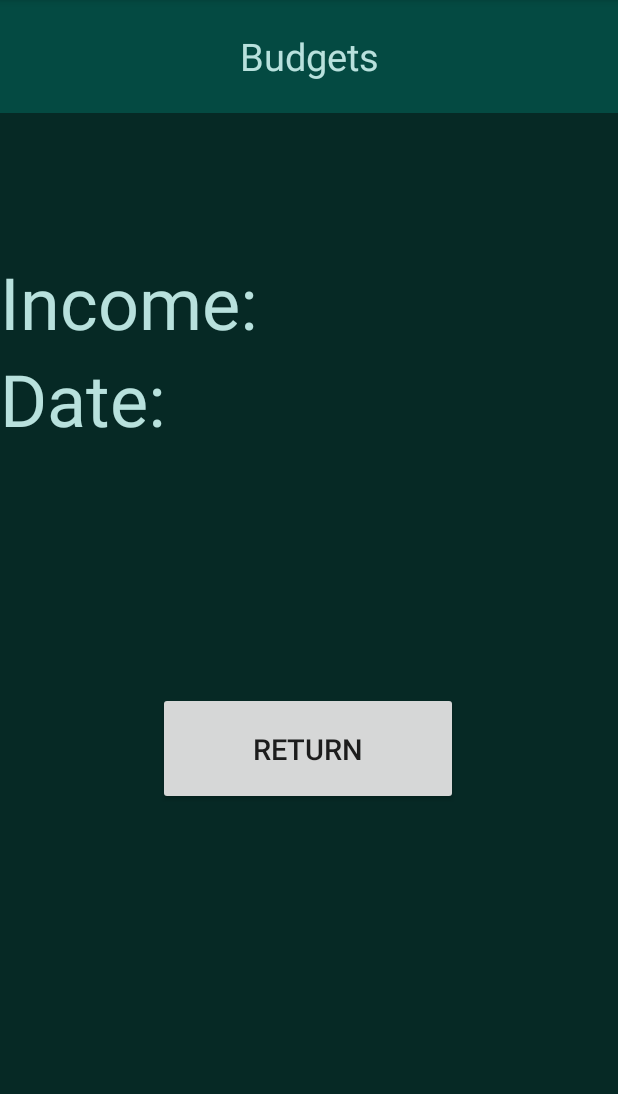
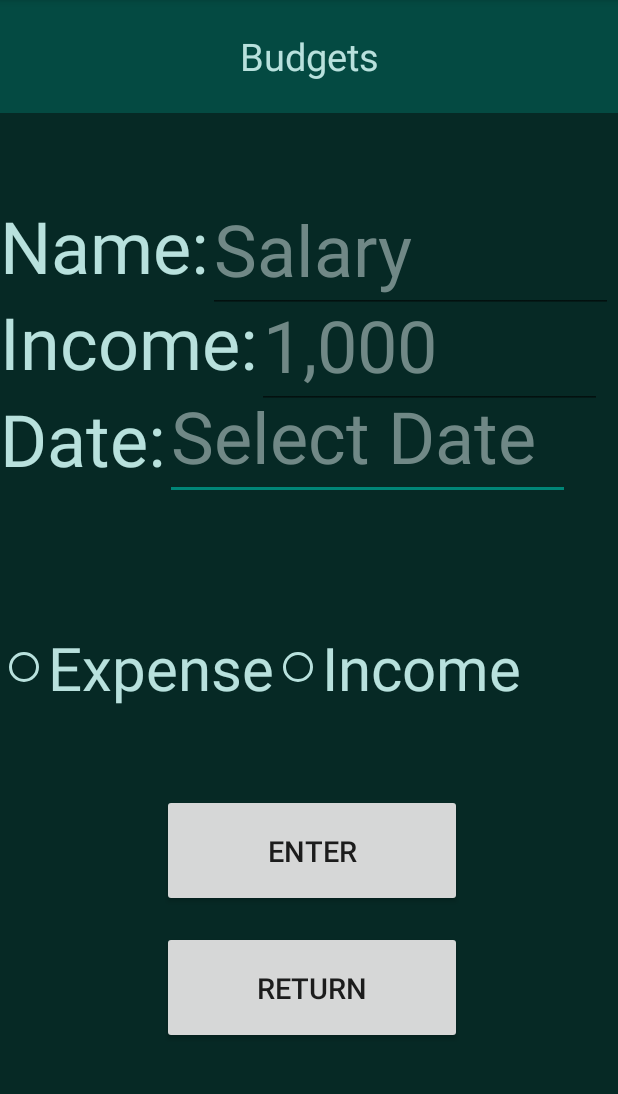
Before and after one commit to zientekb1/Incognito-Finance, an Android app: the user_input_info screen opened directly, with no data from a screen before it, on a phone screen of 412 x 824 dp, the part 84-1178 px from its top. Run offline under Robolectric (Android 15) with nearby library versions, the light colour scheme and no system bars.

Commit message:
UI changes on user_input_info and MainActivity. Before any functionality to user_input_info.

```diff
--- a/app/src/main/java/com/example/budget_tracking_app_1/MainActivity.java
+++ b/app/src/main/java/com/example/budget_tracking_app_1/MainActivity.java
@@ -13,7 +13,7 @@ public class MainActivity extends AppCompatActivity {
     protected void onCreate(Bundle savedInstanceState) {
         super.onCreate(savedInstanceState);
         setContentView(R.layout.activity_main);
-        add_income_button = findViewById(R.id.Add_Income);
+        add_income_button = findViewById(R.id.Add_Budget_or_Expense);
         add_income_button.setOnClickListener(new View.OnClickListener() {
             @Override
             public void onClick(View v) {
--- a/app/src/main/java/com/example/budget_tracking_app_1/user_input_info.java
+++ b/app/src/main/java/com/example/budget_tracking_app_1/user_input_info.java
@@ -2,17 +2,43 @@ package com.example.budget_tracking_app_1;
 
 import androidx.appcompat.app.AppCompatActivity;
 
+import android.app.DatePickerDialog;
 import android.content.Intent;
 import android.os.Bundle;
 import android.view.View;
 import android.widget.Button;
+import android.widget.DatePicker;
+import android.widget.EditText;
+
+import java.util.Calendar;
 
 public class user_input_info extends AppCompatActivity {
+    EditText date_edit_text;
+    DatePickerDialog datePickerDialog;
     Button return_button;
     @Override
     protected void onCreate(Bundle savedInstanceState) {
         super.onCreate(savedInstanceState);
         setContentView(R.layout.activity_user_input_info);
+        date_edit_text = findViewById(R.id.Date_editText);
+        Calendar calendar = Calendar.getInstance();
+        final int day = calendar.get(Calendar.DAY_OF_MONTH);
+        final int year = calendar.get(Calendar.YEAR);
+        final int month = calendar.get(Calendar.MONTH);
+        date_edit_text.setOnClickListener(new View.OnClickListener() {
+            @Override
+            public void onClick(View v) {
+                datePickerDialog = new DatePickerDialog(user_input_info.this, new DatePickerDialog.OnDateSetListener() {
+                    @Override
+                    public void onDateSet(DatePicker view, int year, int month, int dayOfMonth) {
+                        date_edit_text.setText((month+1)+"/"+dayOfMonth+"/"+year);
+                    }
+                },year, month, day);
+                datePickerDialog.show();
+            }
+        });
+
+
         return_button = findViewById(R.id.Return_button);
         return_button.setOnClickListener(new View.OnClickListener() {
             @Override
--- a/app/src/main/res/layout/activity_main.xml
+++ b/app/src/main/res/layout/activity_main.xml
@@ -5,7 +5,7 @@
     android:id="@+id/activity_main"
     android:layout_width="match_parent"
     android:layout_height="match_parent"
-    android:background="#505050"
+    android:background="#062925"
     android:textAlignment="textEnd"
     tools:context=".MainActivity">
 
@@ -94,46 +94,26 @@
 
     </LinearLayout>
 
-    <LinearLayout
-        android:id="@+id/linearLayout"
-        android:layout_width="410dp"
-        android:layout_height="679dp"
-        android:layout_marginStart="1dp"
-        android:layout_marginTop="1dp"
-        android:background="#062925"
-        android:orientation="horizontal"
-        app:layout_constraintStart_toStartOf="parent"
-        app:layout_constraintTop_toBottomOf="@+id/settings_icon">
-
     <Button
-            android:id="@+id/Add_Income"
+        android:id="@+id/Add_Budget_or_Expense"
         android:layout_width="wrap_content"
         android:layout_height="wrap_content"
+        android:layout_marginStart="71dp"
+        android:layout_marginBottom="40dp"
         android:layout_weight="1"
         android:height="70dp"
         android:backgroundTint="#3A9188"
-            android:text="Add_Income"
-            android:textSize="20sp" />
-
-        <Button
-            android:id="@+id/Add_Expense"
-            android:layout_width="wrap_content"
-            android:layout_height="wrap_content"
-            android:layout_weight="1"
-            android:height="70dp"
-            android:backgroundTint="#3A9188"
-            android:text="Add_Expense"
-            android:textColor="#911A1A"
-            android:textSize="20sp" />
-
-    </LinearLayout>
+        android:text="Add Income or Expense"
+        android:textSize="20sp"
+        app:layout_constraintBottom_toTopOf="@+id/Amount_Saved"
+        app:layout_constraintStart_toStartOf="parent" />
 
     <TextView
         android:id="@+id/Amount_Saved"
         android:layout_width="400dp"
         android:layout_height="wrap_content"
         android:layout_marginStart="8dp"
-        android:layout_marginTop="560dp"
+        android:layout_marginBottom="31dp"
         android:height="60dp"
         android:background="#044A42"
         android:gravity="center"
@@ -143,9 +123,7 @@
         android:textColorHint="#044A42"
         android:textColorLink="#044A42"
         android:textSize="25sp"
-        app:layout_constraintBottom_toBottomOf="@+id/linearLayout"
-        app:layout_constraintEnd_toEndOf="parent"
-        app:layout_constraintStart_toStartOf="parent"
-        app:layout_constraintTop_toTopOf="@+id/linearLayout" />
+        app:layout_constraintBottom_toBottomOf="parent"
+        app:layout_constraintStart_toStartOf="parent" />
 
 </androidx.constraintlayout.widget.ConstraintLayout>
--- a/app/src/main/res/layout/activity_user_input_info.xml
+++ b/app/src/main/res/layout/activity_user_input_info.xml
@@ -2,6 +2,7 @@
 <androidx.constraintlayout.widget.ConstraintLayout xmlns:android="http://schemas.android.com/apk/res/android"
     xmlns:app="http://schemas.android.com/apk/res-auto"
     xmlns:tools="http://schemas.android.com/tools"
+    android:id="@+id/Name_edit_text"
     android:layout_width="match_parent"
     android:layout_height="match_parent"
     android:background="#062925"
@@ -22,11 +23,11 @@
         app:layout_constraintTop_toTopOf="parent" />
 
     <TextView
-        android:id="@+id/Income_text"
-        android:layout_width="0dp"
+        android:id="@+id/Budget_Name"
+        android:layout_width="wrap_content"
         android:layout_height="wrap_content"
-        android:layout_marginTop="93dp"
-        android:text="Income:"
+        android:layout_marginTop="56dp"
+        android:text="Name:"
         android:textColor="#B8E1DD"
         android:textSize="48sp"
         app:layout_constraintStart_toStartOf="parent"
@@ -42,12 +43,81 @@
         app:layout_constraintStart_toStartOf="parent"
         app:layout_constraintTop_toBottomOf="@+id/Income_text" />
 
+    <RadioGroup
+        android:id="@+id/radioGroup"
+        android:layout_width="wrap_content"
+        android:layout_height="wrap_content"
+        android:layout_marginBottom="57dp"
+        android:orientation="horizontal"
+        app:layout_constraintBottom_toTopOf="@+id/Enter"
+        app:layout_constraintStart_toStartOf="parent">
+
+        <RadioButton
+            android:id="@+id/Expense"
+            android:layout_width="match_parent"
+            android:layout_height="wrap_content"
+            android:buttonTint="#B8E1DD"
+            android:text="Expense"
+            android:textColor="#B8E1DD"
+            android:textSize="40sp" />
+
+        <RadioButton
+            android:id="@+id/Income"
+            android:layout_width="match_parent"
+            android:layout_height="wrap_content"
+            android:buttonTint="#B8E1DD"
+            android:text="Income"
+            android:textColor="#B8E1DD"
+            android:textSize="40sp" />
+    </RadioGroup>
+
+    <EditText
+        android:id="@+id/Date_editText"
+        android:layout_width="wrap_content"
+        android:layout_height="69sp"
+        android:layout_marginTop="4dp"
+        android:width="270dp"
+        android:ems="10"
+        android:hint="Select Date"
+        android:inputType="none"
+        android:textColor="#B8E1DD"
+        android:textColorHint="#708886"
+        android:textSize="48sp"
+        app:layout_constraintStart_toEndOf="@+id/Date_to_be_Recieved"
+        app:layout_constraintTop_toBottomOf="@+id/Income_text" />
+
+    <TextView
+        android:id="@+id/Income_text"
+        android:layout_width="0dp"
+        android:layout_height="wrap_content"
+        android:layout_marginTop="120dp"
+        android:text="Income:"
+        android:textColor="#B8E1DD"
+        android:textSize="48sp"
+        app:layout_constraintStart_toStartOf="parent"
+        app:layout_constraintTop_toBottomOf="@+id/Month_name" />
+
+    <EditText
+        android:id="@+id/Income_editText"
+        android:layout_width="wrap_content"
+        android:layout_height="69sp"
+        android:layout_marginTop="128dp"
+        android:width="230dp"
+        android:ems="10"
+        android:hint="1,000"
+        android:inputType="number"
+        android:textColor="#B8E1DD"
+        android:textColorHint="#708886"
+        android:textSize="48sp"
+        app:layout_constraintStart_toEndOf="@+id/Income_text"
+        app:layout_constraintTop_toBottomOf="@+id/Month_name" />
+
     <Button
         android:id="@+id/Return_button"
         android:layout_width="200dp"
-        android:layout_height="wrap_content"
-        android:layout_marginStart="105dp"
-        android:layout_marginTop="163dp"
+        android:layout_height="75dp"
+        android:layout_marginStart="108dp"
+        android:layout_marginBottom="72dp"
         android:layout_weight="1"
         android:width="75dp"
         android:gravity="center"
@@ -57,7 +127,34 @@
         android:text="Return"
         android:textAlignment="gravity"
         android:textSize="19sp"
-        app:layout_constraintStart_toStartOf="parent"
-        app:layout_constraintTop_toBottomOf="@+id/Date_to_be_Recieved" />
+        app:layout_constraintBottom_toBottomOf="parent"
+        app:layout_constraintStart_toStartOf="parent" />
+
+    <Button
+        android:id="@+id/Enter"
+        android:layout_width="200dp"
+        android:layout_height="75dp"
+        android:layout_marginStart="108dp"
+        android:layout_marginBottom="16dp"
+        android:text="Enter"
+        android:textSize="19sp"
+        app:layout_constraintBottom_toTopOf="@+id/Return_button"
+        app:layout_constraintStart_toStartOf="parent" />
+
+    <EditText
+        android:id="@+id/editTextText"
+        android:layout_width="wrap_content"
+        android:layout_height="69sp"
+        android:layout_marginTop="64dp"
+        android:width="270dp"
+        android:ems="10"
+        android:gravity="bottom"
+        android:hint="Salary"
+        android:inputType="text"
+        android:textColor="#B8E1DD"
+        android:textColorHint="#708886"
+        android:textSize="48sp"
+        app:layout_constraintStart_toEndOf="@+id/Budget_Name"
+        app:layout_constraintTop_toBottomOf="@+id/Month_name" />
 
 </androidx.constraintlayout.widget.ConstraintLayout>
```
Lines whose indentation alone changed are shown as unchanged.
